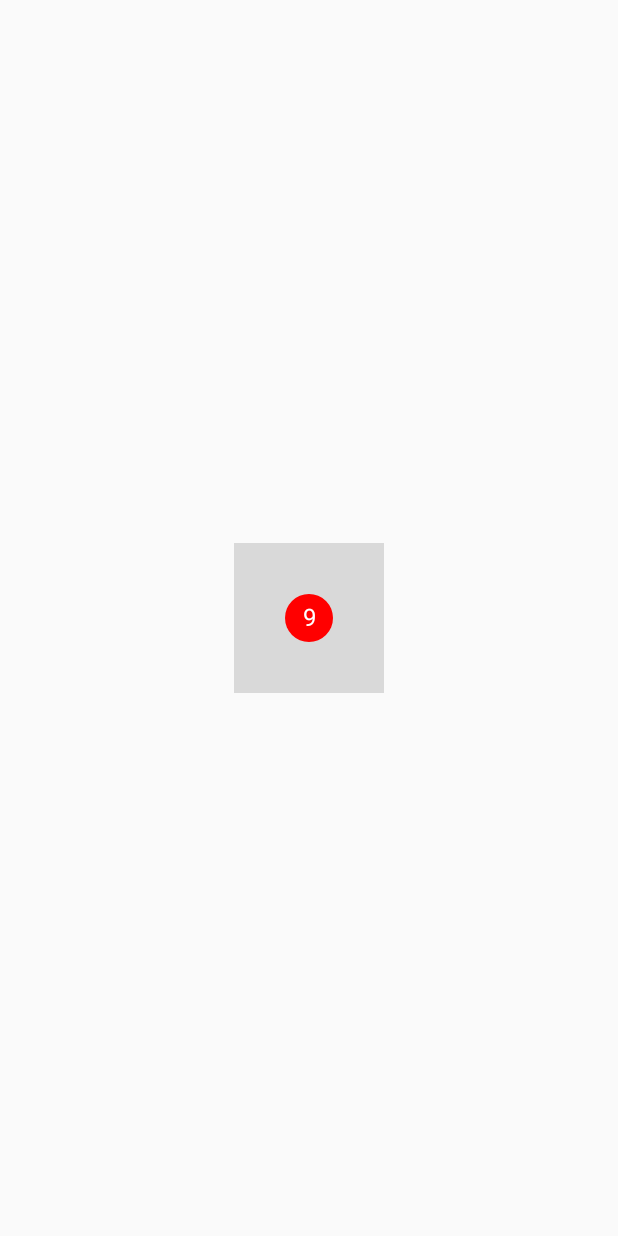
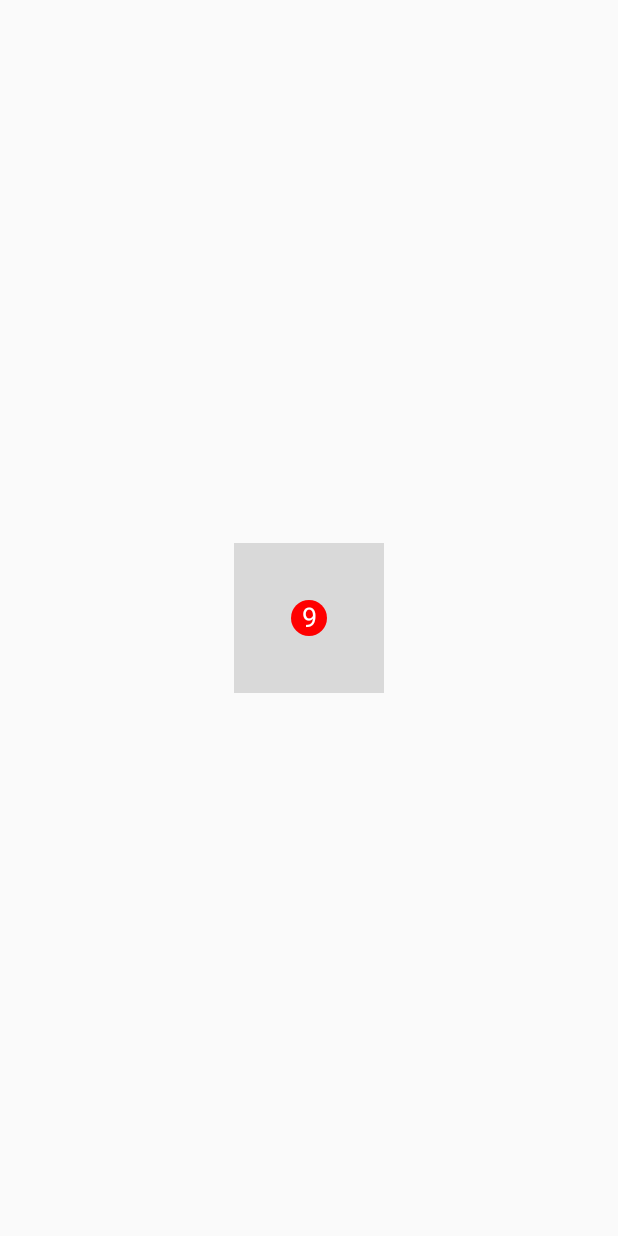
Before and after one commit to hdlovefork/GooView, an Android app: the screen it shows after launch (MainActivity), on a phone screen of 412 x 824 dp. Run offline under Robolectric (Android 15) with nearby library versions, the phone set to English and light mode, and no system bars.

Commit message:
可设置文字大小和颜色以及样式

```diff
--- a/app/src/main/java/com/dean/gooview/ui/GooView.java
+++ b/app/src/main/java/com/dean/gooview/ui/GooView.java
@@ -4,6 +4,8 @@ import android.animation.Animator;
 import android.animation.AnimatorListenerAdapter;
 import android.animation.ValueAnimator;
 import android.content.Context;
+import android.content.res.ColorStateList;
+import android.content.res.TypedArray;
 import android.graphics.Canvas;
 import android.graphics.Color;
 import android.graphics.Paint;
@@ -11,6 +13,7 @@ import android.graphics.Path;
 import android.graphics.PixelFormat;
 import android.graphics.PointF;
 import android.graphics.Rect;
+import android.graphics.Typeface;
 import android.graphics.drawable.AnimationDrawable;
 import android.os.Handler;
 import android.support.v4.view.MotionEventCompat;
@@ -27,6 +30,7 @@ import android.view.WindowManager;
 import android.view.animation.OvershootInterpolator;
 import android.widget.ImageView;
 
+import com.dean.gooview.R;
 import com.dean.gooview.utils.GeometryUtil;
 
 /**
@@ -34,16 +38,16 @@ import com.dean.gooview.utils.GeometryUtil;
  */
 public class GooView extends View {
     //原始点的默认半径
-    static final float RADIUS_ORIGIN_CIRCLE = 24f;
+    static final float RADIUS_ORIGIN_CIRCLE = 12f;
     //拖拽点的默认半径
-    static final float RADIUS_DRAG_CIRCLE = 24f;
+    static final float RADIUS_DRAG_CIRCLE = 12f;
     //允许拖拽的默认距离
     static final float DRAG_DISTANCE = 100f;
     //控制拖拽圆是否绘制
     static final float INVALID_VALUE = Integer.MAX_VALUE;
     private static final String TAG = "GooView";
     //默认的文字大小
-    private static final float TEXT_SIZE = 24;
+    private static final int TEXT_DEFAULT_SIZE = 12;
     //用于在整个屏幕中添加一个消失动画
     private final WindowManager mWm;
     private final WindowManager.LayoutParams mParams;
@@ -100,12 +104,13 @@ public class GooView extends View {
     /**
      * 绘制文本的画笔
      */
-    private Paint mTextPaint;
+    private TextPaint mTextPaint;
     /**
      * 显示的文本
      */
     private String mText;
     private boolean mDragging;
+    private int mCurTextColor = Color.WHITE;
 
     /**
      * 获取文本颜色
@@ -113,7 +118,7 @@ public class GooView extends View {
      * @return
      */
     public int getTextColor() {
-        return mTextColor;
+        return mCurTextColor;
     }
 
     /**
@@ -122,10 +127,27 @@ public class GooView extends View {
      * @param textColor
      */
     public void setTextColor(int textColor) {
-        mTextColor = textColor;
-        mTextPaint.setColor(textColor);
-        ViewCompat.postInvalidateOnAnimation(this);
+        mTextColor = ColorStateList.valueOf(textColor);
+        updateTextColors();
     }
+
+    public void setTextColor(ColorStateList colors) {
+        if (colors == null) {
+            throw new NullPointerException();
+        }
+
+        mTextColor = colors;
+        updateTextColors();
+    }
+
+    private void updateTextColors() {
+        int color = mTextColor.getColorForState(getDrawableState(), 0);
+        if (color != mCurTextColor) {
+            mCurTextColor = color;
+            ViewCompat.postInvalidateOnAnimation(this);
+        }
+    }
+
 
     /**
      * 获取文本大小
@@ -150,7 +172,7 @@ public class GooView extends View {
     /**
      * 显示的文本颜色
      */
-    private int mTextColor;
+    private ColorStateList mTextColor;
     /**
      * 显示的文本大小
      */
@@ -199,8 +221,6 @@ public class GooView extends View {
         mCirclePaint = new Paint(Paint.ANTI_ALIAS_FLAG);
         mCirclePaint.setColor(Color.RED);
         mTextPaint = new TextPaint(Paint.ANTI_ALIAS_FLAG);
-        mTextPaint.setColor(Color.WHITE);
-        mTextPaint.setTextSize(TEXT_SIZE);
         mTextPaint.setTextAlign(Paint.Align.CENTER);
         mOriginCenterPt = new PointF();
         mDragCenterPt = new PointF(INVALID_VALUE, INVALID_VALUE);
@@ -209,12 +229,93 @@ public class GooView extends View {
         mWm = (WindowManager) context.getSystemService(Context.WINDOW_SERVICE);
         mParams = new WindowManager.LayoutParams();
         mParams.format = PixelFormat.TRANSLUCENT;
+
+        /*
+         * Look the appearance up without checking first if it exists because
+         * almost every TextView has one and it greatly simplifies the logic
+         * to be able to parse the appearance first and then let specific tags
+         * for this View override it.
+         */
+        ColorStateList textColor = null;
+        int textSize = TEXT_DEFAULT_SIZE;
+        String fontFamily = null;
+        int styleIndex = -1;
+
+        TypedArray appearance = context.obtainStyledAttributes(
+                attrs, R.styleable.TextAppearance, 0, 0);
+        if (appearance != null) {
+            int n = appearance.getIndexCount();
+            for (int i = 0; i < n; i++) {
+                int index = appearance.getIndex(i);
+                if (index < 0 && index >= R.styleable.TextAppearance.length) {
+                    continue;
+                }
+                int attr = R.styleable.TextAppearance[index];
+                switch (attr) {
+                    case android.R.attr.textColor:
+                        textColor = appearance.getColorStateList(index);
+                        break;
+                    case android.R.attr.textSize:
+                        textSize = appearance.getDimensionPixelSize(index, textSize);
+                        break;
+                    case android.R.attr.textStyle:
+                        styleIndex = appearance.getInt(index, -1);
+                        break;
+                }
+            }
+            setTextColor(textColor != null ? textColor : ColorStateList.valueOf(0xFF000000));
+            setTypefaceFromAttrs(fontFamily, styleIndex);
+            mTextPaint.setTextSize(textSize);
+            appearance.recycle();
+        }
+
+    }
+
+    public void setTypeface(Typeface tf, int style) {
+        if (style > 0) {
+            if (tf == null) {
+                tf = Typeface.defaultFromStyle(style);
+            } else {
+                tf = Typeface.create(tf, style);
+            }
+
+            setTypeface(tf);
+            // now compute what (if any) algorithmic styling is needed
+            int typefaceStyle = tf != null ? tf.getStyle() : 0;
+            int need = style & ~typefaceStyle;
+            mTextPaint.setFakeBoldText((need & Typeface.BOLD) != 0);
+            mTextPaint.setTextSkewX((need & Typeface.ITALIC) != 0 ? -0.25f : 0);
+        } else {
+            mTextPaint.setFakeBoldText(false);
+            mTextPaint.setTextSkewX(0);
+            setTypeface(tf);
+        }
+    }
+
+    public void setTypeface(Typeface tf) {
+        if (mTextPaint.getTypeface() != tf) {
+            mTextPaint.setTypeface(tf);
+            ViewCompat.postInvalidateOnAnimation(this);
+        }
+    }
+
+    private void setTypefaceFromAttrs(String familyName, int styleIndex) {
+        Typeface tf = null;
+        if (familyName != null) {
+            tf = Typeface.create(familyName, styleIndex);
+            if (tf != null) {
+                setTypeface(tf);
+                return;
+            }
+        }
+        setTypeface(tf, styleIndex);
     }
 
     @Override
     protected void onMeasure(int widthMeasureSpec, int heightMeasureSpec) {
-        //控件大小为半径的2倍大小
-        setMeasuredDimension((int) mOriginRadius * 2, (int) mOriginRadius * 2);
+        super.onMeasure(widthMeasureSpec, heightMeasureSpec);
+        //确保绘制的原始圆能完整的显示，所以这里取宽高的最小值，然后除以2作为半径
+        mDragRadius = mOriginRadius = Math.min(getMeasuredWidth(), getMeasuredHeight()) / 2;
     }
 
     @Override
@@ -234,20 +335,7 @@ public class GooView extends View {
         canvas.drawCircle(mOriginCenterPt.x, mOriginCenterPt.y, tmpRadius, mCirclePaint);
 
         if (mDragCenterPt.equals(INVALID_VALUE, INVALID_VALUE)) {
-            //没有拖拽时绘制文本
-            if (!TextUtils.isEmpty(mText)) {
-                // 计算Baseline绘制的起点X轴坐标 ，计算方式：画布宽度的一半，因为画笔已经设置了文本居中对齐
-                int baseX = mWidth / 2;
-                // 计算Baseline绘制的Y坐标 ，计算方式：画布高度的一半 - 文字总高度的一半
-                float v = (mTextPaint.descent() + mTextPaint
-                        .ascent()) / 2;
-                Log.d(TAG, "v:" + v);
-                int baseY = (int) ((mHeight / 2) - ((mTextPaint.descent() + mTextPaint
-                        .ascent()) / 2));
-
-                // 居中画一个文字
-                canvas.drawText(mText, baseX, baseY, mTextPaint);
-            }
+            drawText(canvas);//绘制文本
             return;
         }
         //计算用于绘制贝塞尔路径的4个点坐标，每个圆2个，这2个点的连线会通过圆心
@@ -273,6 +361,36 @@ public class GooView extends View {
 
         //绘制拖拽圆
         canvas.drawCircle(mDragCenterPt.x, mDragCenterPt.y, mDragRadius, mCirclePaint);
+    }
+
+    /**
+     * 绘制文本
+     *
+     * @param canvas
+     */
+    private void drawText(Canvas canvas) {
+        //没有拖拽时绘制文本
+        if (!TextUtils.isEmpty(mText)) {
+            // 计算Baseline绘制的起点X轴坐标 ，计算方式：画布宽度的一半，因为画笔已经设置了文本居中对齐
+            mTextPaint.setColor(mCurTextColor);
+            mTextPaint.drawableState = getDrawableState();
+            int baseX = mWidth / 2;
+            // 计算Baseline绘制的Y坐标 ，计算方式：画布高度的一半 - 文字总高度的一半
+            int baseY = (int) ((mHeight / 2) - ((mTextPaint.descent() + mTextPaint
+                    .ascent()) / 2));
+
+            // 居中画一个文字
+            canvas.drawText(mText, baseX, baseY, mTextPaint);
+        }
+    }
+
+
+    @Override
+    protected void drawableStateChanged() {
+        super.drawableStateChanged();
+        if (mTextColor != null && mTextColor.isStateful()) {
+            updateTextColors();
+        }
     }
 
     /**
--- a/app/src/main/res/layout/activity_main.xml
+++ b/app/src/main/res/layout/activity_main.xml
@@ -15,8 +15,10 @@
         <com.dean.gooview.ui.GooView
             android:layout_centerInParent="true"
             android:id="@+id/gv_goo"
-            android:layout_width="wrap_content"
-            android:layout_height="wrap_content"
+            android:layout_width="24dp"
+            android:layout_height="24dp"
+            android:textColor="@android:color/white"
+            android:textSize="18sp"
             />
     </RelativeLayout>
 
```
